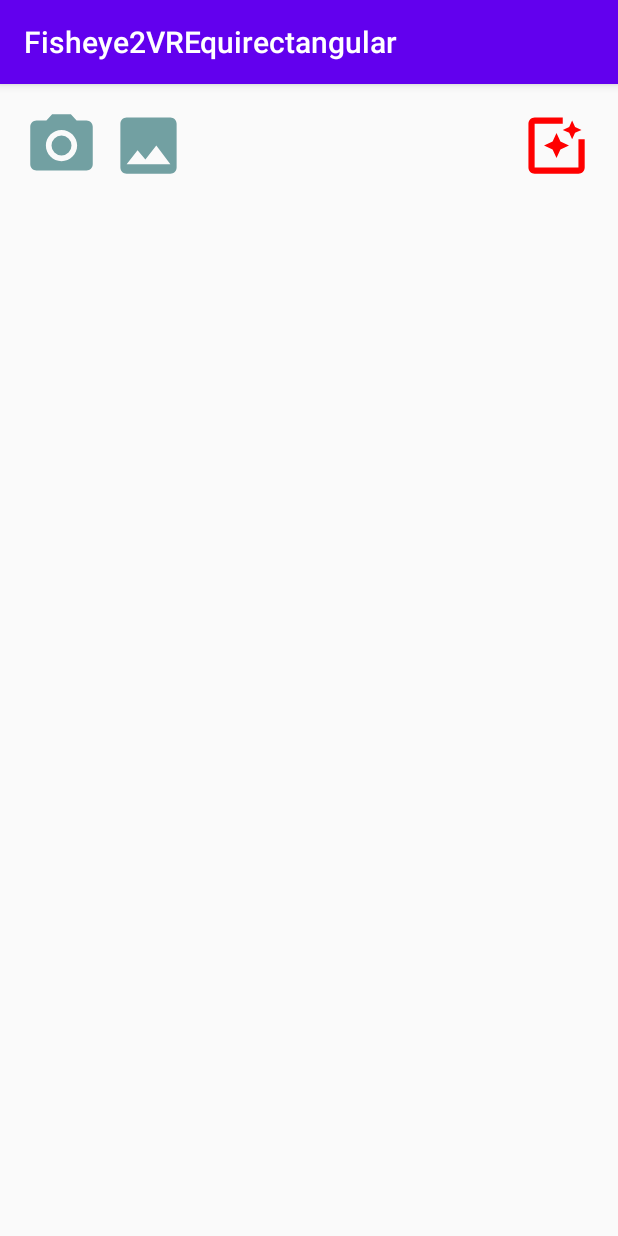
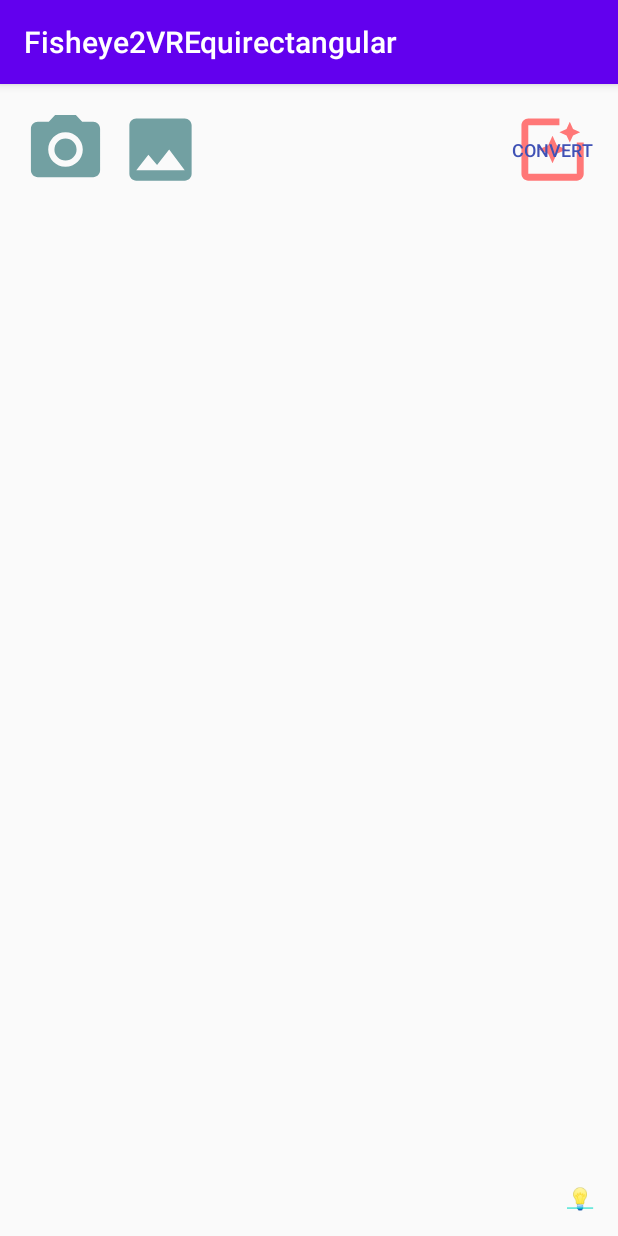
Before and after one commit to fuzuki/Fisheye2EquirectangularAndroid, an Android app: the screen it shows after launch (Fisheye2EquirectangularActivity), on a phone screen of 412 x 824 dp. Run offline under Robolectric (Android 15) with nearby library versions, the phone set to English and light mode, and no system bars.

```diff
--- a/app/src/main/java/net/hiruandon/fisheye2vrequirectangular/MainActivity.kt
+++ b/app/src/main/java/net/hiruandon/fisheye2vrequirectangular/MainActivity.kt
@@ -53,7 +53,7 @@ class MainActivity : AppCompatActivity() {
         } else {
             val toast = Toast.makeText(
                 this,
-                "許可がないとアプリが実行できません", Toast.LENGTH_SHORT
+                getResources().getString(R.string.request_grant), Toast.LENGTH_SHORT
             )
             toast.show()
 
@@ -81,7 +81,7 @@ class MainActivity : AppCompatActivity() {
                 // それでも拒否された時の対応
                 val toast = Toast.makeText(
                     this,
-                    "実行を終了します", Toast.LENGTH_SHORT
+                    getResources().getString(R.string.app_end), Toast.LENGTH_SHORT
                 )
                 toast.show()
                 finish()
--- a/app/src/main/res/drawable/ic_photo_filter_red_24dp.xml
+++ b/app/src/main/res/drawable/ic_photo_filter_red_24dp.xml
@@ -1,4 +1,4 @@
-<vector android:height="24dp" android:tint="#FF0000"
+<vector android:height="24dp" android:tint="#FF7777"
     android:viewportHeight="24.0" android:viewportWidth="24.0"
     android:width="24dp" xmlns:android="http://schemas.android.com/apk/res/android">
     <path android:fillColor="#FF000000" android:pathData="M19.02,10v9L5,19L5,5h9L14,3L5.02,3c-1.1,0 -2,0.9 -2,2v14c0,1.1 0.9,2 2,2h14c1.1,0 2,-0.9 2,-2v-9h-2zM17,10l0.94,-2.06L20,7l-2.06,-0.94L17,4l-0.94,2.06L14,7l2.06,0.94zM13.25,10.75L12,8l-1.25,2.75L8,12l2.75,1.25L12,16l1.25,-2.75L16,12z"/>
--- a/app/src/main/res/layout/activity_fisheye2_equirectangular.xml
+++ b/app/src/main/res/layout/activity_fisheye2_equirectangular.xml
@@ -19,8 +19,8 @@
 
     <Button
         android:id="@+id/camera_button"
-        android:layout_width="50dp"
-        android:layout_height="50dp"
+        android:layout_width="55dp"
+        android:layout_height="55dp"
         android:layout_marginStart="16dp"
         android:layout_marginTop="16dp"
         android:background="@drawable/ic_photo_camera_black_24dp"
@@ -29,8 +29,8 @@
 
     <Button
         android:id="@+id/image_button"
-        android:layout_width="50dp"
-        android:layout_height="50dp"
+        android:layout_width="55dp"
+        android:layout_height="55dp"
         android:layout_marginStart="8dp"
         android:background="@drawable/ic_photo_black_24dp"
         app:layout_constraintStart_toEndOf="@+id/camera_button"
@@ -38,10 +38,14 @@
 
     <Button
         android:id="@+id/convert_button"
-        android:layout_width="50dp"
-        android:layout_height="50dp"
+        android:layout_width="55dp"
+        android:layout_height="55dp"
         android:layout_marginEnd="16dp"
         android:background="@drawable/ic_photo_filter_red_24dp"
+        android:fontFamily="sans-serif-medium"
+        android:text="@string/convert"
+        android:textColor="#3F51B5"
+        android:textSize="12sp"
         app:layout_constraintEnd_toEndOf="parent"
         app:layout_constraintTop_toTopOf="@+id/camera_button" />
 
@@ -55,4 +59,14 @@
         app:layout_constraintStart_toStartOf="@+id/image_view"
         app:layout_constraintTop_toTopOf="parent" />
 
+    <TextView
+        android:id="@+id/manual"
+        android:layout_width="0dp"
+        android:layout_height="wrap_content"
+        android:layout_marginEnd="16dp"
+        android:layout_marginBottom="16dp"
+        android:text="?"
+        app:layout_constraintBottom_toBottomOf="parent"
+        app:layout_constraintEnd_toEndOf="parent" />
+
 </androidx.constraintlayout.widget.ConstraintLayout>
--- a/app/src/main/res/values/strings.xml
+++ b/app/src/main/res/values/strings.xml
@@ -1,3 +1,7 @@
 <resources>
     <string name="app_name">Fisheye2VREquirectangular</string>
+    <string name="request_grant">Can\'t Start without Permission</string>
+    <string name="app_end">App Closing...</string>
+    <string name="convert">Convert</string>
+    <string name="help_url">https://github.com/fuzuki/Fisheye2EquirectangularAndroid/blob/master/MANUAL.md</string>
 </resources>
```
Also changed, not shown: app/src/main/java/net/hiruandon/fisheye2vrequirectangular/Fisheye2EquirectangularActivity.kt (+86 -25 lines), 4 other files.
